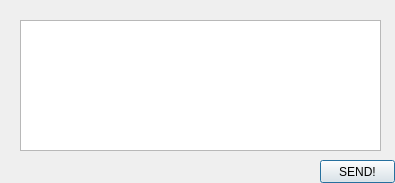
This is gui/announce.ui in hrGuTou/SMslack as Qt 5 draws it before an edit. The edited form follows.
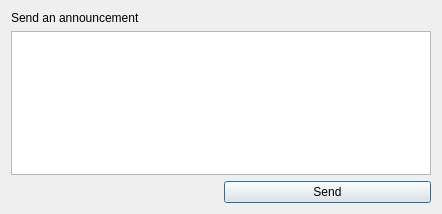
This is the edited form.

Commit message: Updated GUI files, implementation pending.

Diff of the .ui file:
```diff
--- a/gui/announce.ui
+++ b/gui/announce.ui
@@ -6,39 +6,36 @@
    <rect>
     <x>0</x>
     <y>0</y>
-    <width>395</width>
-    <height>183</height>
+    <width>442</width>
+    <height>214</height>
    </rect>
   </property>
   <property name="windowTitle">
    <string>Dialog</string>
   </property>
+  <layout class="QGridLayout" name="gridLayout">
+   <item row="0" column="0">
+    <widget class="QLabel" name="label">
+     <property name="text">
+      <string>Send an announcement</string>
+     </property>
+    </widget>
+   </item>
+   <item row="1" column="0" colspan="2">
   <widget class="QPlainTextEdit" name="plainTextEdit">
-   <property name="geometry">
-    <rect>
-     <x>20</x>
-     <y>20</y>
-     <width>361</width>
-     <height>131</height>
-    </rect>
-   </property>
    <property name="plainText">
     <string/>
    </property>
   </widget>
+   </item>
+   <item row="2" column="1">
   <widget class="QPushButton" name="pushButton">
-   <property name="geometry">
-    <rect>
-     <x>320</x>
-     <y>160</y>
-     <width>75</width>
-     <height>23</height>
-    </rect>
-   </property>
    <property name="text">
-    <string>SEND!</string>
-   </property>
-  </widget>
+      <string>Send</string>
+     </property>
+    </widget>
+   </item>
+  </layout>
  </widget>
  <resources/>
  <connections/>
```
Left out of the diff: 2 changed lines with no effect on the pictures. Lines whose indentation alone changed are shown as unchanged. The commit also changes 4 other files.
